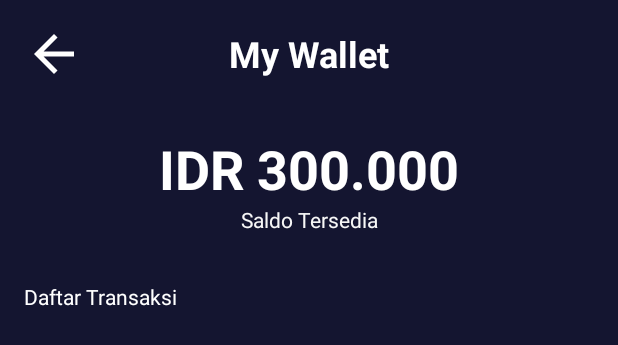
After one commit to adwiarifin/bwamov, an Android app: the layout activity_my_wallet.xml on its own in the app's theme, with its tools: preview values and no code run, on a phone screen of 412 x 824 dp. The commit adds this screen. Shown: the top 345 px of the screen. Run offline under Robolectric (Android 15) with nearby library versions, the phone set to English and light mode, and no system bars.

Commit message:
layout my wallet

```diff
--- /dev/null
+++ b/app/src/main/res/layout/activity_my_wallet.xml
@@ -0,0 +1,87 @@
+<?xml version="1.0" encoding="utf-8"?>
+<androidx.constraintlayout.widget.ConstraintLayout xmlns:android="http://schemas.android.com/apk/res/android"
+    xmlns:app="http://schemas.android.com/apk/res-auto"
+    xmlns:tools="http://schemas.android.com/tools"
+    android:layout_width="match_parent"
+    android:layout_height="match_parent"
+    android:background="@color/colorBlue"
+    tools:context=".onboarding.OnboardingOneActivity">
+
+    <TextView
+        android:id="@+id/textView3"
+        android:layout_width="0dp"
+        android:layout_height="0dp"
+        android:layout_marginStart="16dp"
+        android:layout_marginTop="16dp"
+        android:layout_marginEnd="16dp"
+        android:gravity="center"
+        android:text="@string/my_wallet"
+        android:textColor="@color/colorWhite"
+        android:textSize="24sp"
+        android:textStyle="bold"
+        app:layout_constraintBottom_toBottomOf="@+id/imageView3"
+        app:layout_constraintEnd_toEndOf="parent"
+        app:layout_constraintStart_toStartOf="parent"
+        app:layout_constraintTop_toTopOf="parent" />
+
+    <ImageView
+        android:id="@+id/imageView3"
+        android:layout_width="40dp"
+        android:layout_height="40dp"
+        android:layout_marginStart="16dp"
+        android:layout_marginTop="16dp"
+        android:contentDescription="@string/back"
+        app:layout_constraintStart_toStartOf="parent"
+        app:layout_constraintTop_toTopOf="parent"
+        app:srcCompat="@drawable/ic_arrow_back_white_24dp" />
+
+    <TextView
+        android:id="@+id/textView39"
+        android:layout_width="wrap_content"
+        android:layout_height="wrap_content"
+        android:layout_marginStart="16dp"
+        android:layout_marginTop="32dp"
+        android:layout_marginEnd="16dp"
+        android:textColor="@color/colorWhite"
+        android:textSize="36sp"
+        android:textStyle="bold"
+        app:layout_constraintEnd_toEndOf="parent"
+        app:layout_constraintStart_toStartOf="parent"
+        app:layout_constraintTop_toBottomOf="@+id/textView3"
+        tools:text="IDR 300.000" />
+
+    <TextView
+        android:id="@+id/textView40"
+        android:layout_width="wrap_content"
+        android:layout_height="wrap_content"
+        android:layout_marginStart="16dp"
+        android:layout_marginEnd="16dp"
+        android:text="@string/saldo_tersedia"
+        android:textColor="@color/colorWhiteGrey"
+        app:layout_constraintEnd_toEndOf="parent"
+        app:layout_constraintStart_toStartOf="parent"
+        app:layout_constraintTop_toBottomOf="@+id/textView39" />
+
+    <TextView
+        android:id="@+id/textView41"
+        android:layout_width="wrap_content"
+        android:layout_height="wrap_content"
+        android:layout_marginStart="16dp"
+        android:layout_marginTop="32dp"
+        android:text="@string/daftar_transaksi"
+        android:textColor="@color/colorWhite"
+        app:layout_constraintStart_toStartOf="parent"
+        app:layout_constraintTop_toBottomOf="@+id/textView40" />
+
+    <androidx.recyclerview.widget.RecyclerView
+        android:layout_width="0dp"
+        android:layout_height="0dp"
+        android:layout_marginStart="16dp"
+        android:layout_marginEnd="16dp"
+        android:layout_marginBottom="16dp"
+        app:layout_constraintBottom_toBottomOf="parent"
+        app:layout_constraintEnd_toEndOf="parent"
+        app:layout_constraintStart_toStartOf="parent"
+        app:layout_constraintTop_toBottomOf="@+id/textView41" />
+
+</androidx.constraintlayout.widget.ConstraintLayout>
--- a/app/src/main/res/values/strings.xml
+++ b/app/src/main/res/values/strings.xml
@@ -49,4 +49,7 @@
     <string name="e_wallet">E-Wallet</string>
     <string name="simpan_data_baru">Simpan Data Baru</string>
     <string name="edit_profile">Edit Profile</string>
+    <string name="my_wallet">My Wallet</string>
+    <string name="saldo_tersedia">Saldo Tersedia</string>
+    <string name="daftar_transaksi">Daftar Transaksi</string>
 </resources>
```
